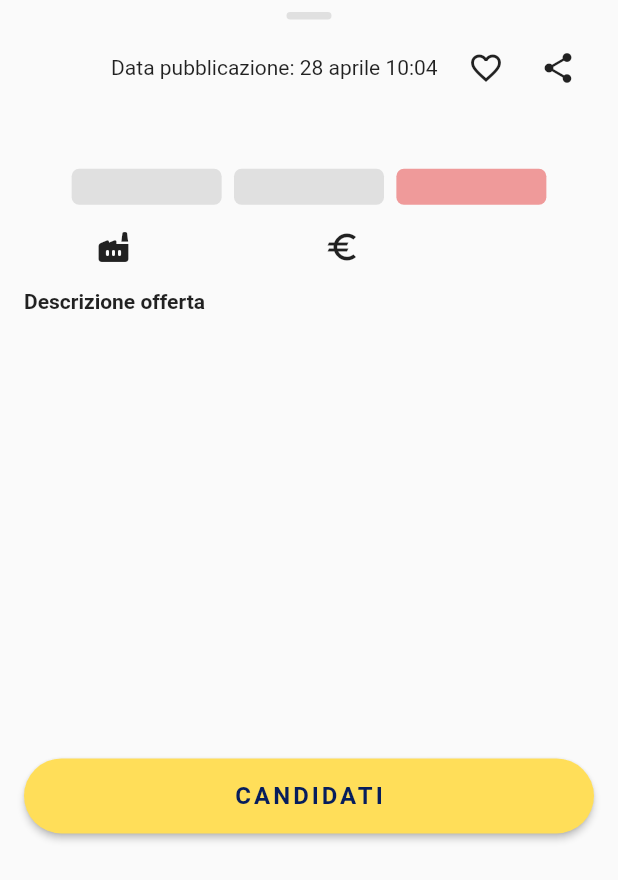
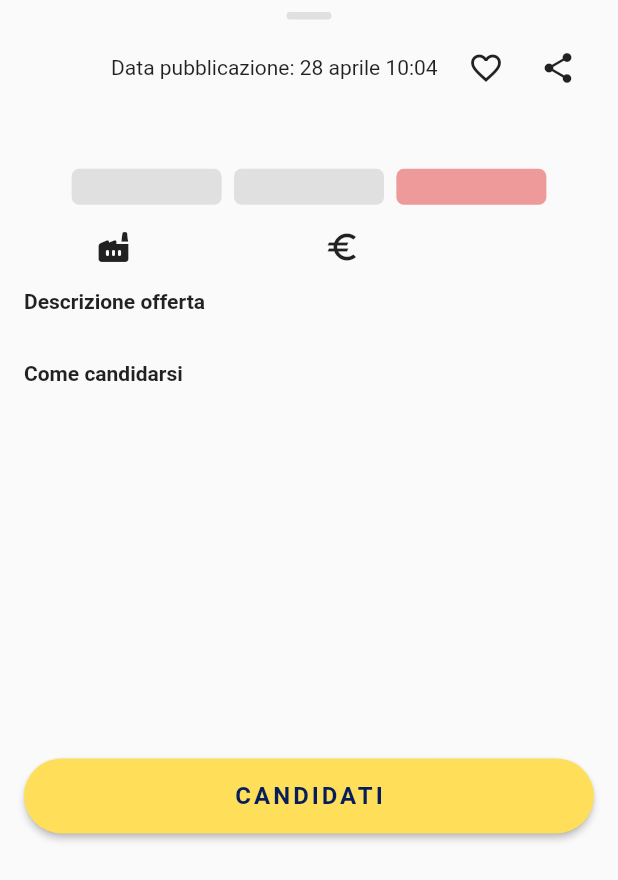
Before and after one commit to androidan/offertelavoroflutterapp, a Flutter app: the JobSlidingPanelOverview widget shown alone on an empty page, opened directly with empty values, on a phone screen of 412 x 824 dp. Shown: the top 880 px of the screen. Run offline on Flutter 3.47's test engine with Material 2 defaults, Android fonts, the phone set to English and light mode, and no system bars; drawn by our look-alikes of auto_size_text; our stand-ins replace auto_route, bloc, equatable, flutter_bloc, flutter_offline, hydrated_bloc and 5 more; accounts and stored records are empty; network calls fail.

Commit message:
'come candidarsi' con testo copiabile in appunti

```diff
--- a/lib/widgets/job_sliding_panel_overview.dart
+++ b/lib/widgets/job_sliding_panel_overview.dart
@@ -1,5 +1,6 @@
 import 'package:auto_size_text/auto_size_text.dart';
 import 'package:flutter/material.dart';
+import 'package:flutter/services.dart';
 import 'package:flutter_bloc/flutter_bloc.dart';
 import 'package:intl/intl.dart';
 import 'package:logger/logger.dart';
@@ -264,6 +265,35 @@ class _JobSlidingPanelOverviewState extends State<JobSlidingPanelOverview> {
                     softWrap: true,
                   ),
                 ),
+                Padding(
+                  padding: const EdgeInsets.only(top: 8.0),
+                  child: Text(
+                    "Come candidarsi",
+                    style: TextStyle(fontWeight: FontWeight.bold),
+                  ),
+                ),
+                Padding(
+                  padding: const EdgeInsets.only(right: 8),
+                  child: InkWell(
+                    onTap: () {
+                      Clipboard.setData(ClipboardData(
+                          text: widget.annuncioModel.comeCandidarsi));
+                      final snackBar = SnackBar(
+                        content: const Text('Copiato negli appunti'),
+                        action: SnackBarAction(
+                          label: 'Chiudi',
+                          onPressed: () {},
+                        ),
+                      );
+                      ScaffoldMessenger.of(context).showSnackBar(snackBar);
+                    },
+                    child: Text(
+                      widget.annuncioModel.comeCandidarsi,
+                      style: TextStyle(),
+                      softWrap: true,
+                    ),
+                  ),
+                ),
               ],
             ),
           ),
```
Also changed, not shown: lib/widgets/job_freelance_slinding_panel_overview.dart (+30 -0 lines).
